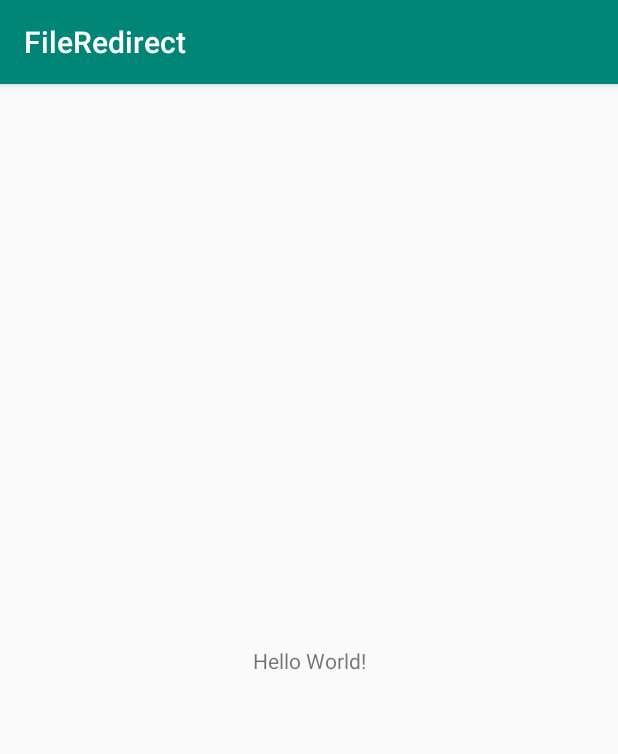
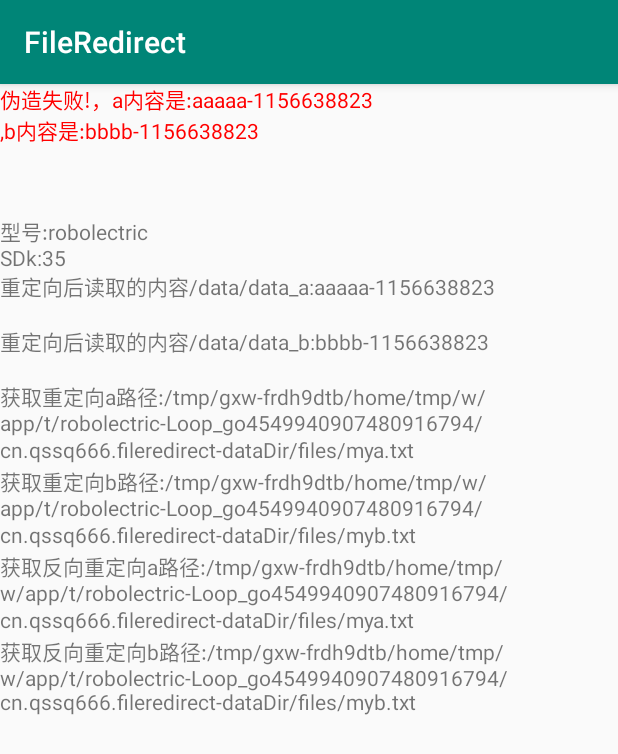
Before and after one commit to lozn00/FileRedirect, an Android app: the screen it shows after launch (MainActivity), on a phone screen of 412 x 824 dp. Shown: the top 754 px of the screen. Run offline under Robolectric (Android 15) with nearby library versions, the phone set to English and light mode, and no system bars; 7 statements that could not run were skipped.

Commit message:
绝望，放弃了。

```diff
--- a/app/src/main/java/cn/qssq666/QSSQHook.java
+++ b/app/src/main/java/cn/qssq666/QSSQHook.java
@@ -1,5 +1,8 @@
 package cn.qssq666;
 
+import android.content.Context;
+import android.content.pm.PackageInfo;
+import android.content.pm.PackageManager;
 import android.os.Build;
 import android.util.Log;
 
@@ -87,11 +90,27 @@ public class QSSQHook {
     }
 
     public static void enableIORedirect(String packageName) {
+        String soPath = String.format("/data/data/%s/lib/libqssqredirect.so", packageName);
+        enableIORedirect(soPath);
+    }
+
+    public static void enableIORedirect(Context context, String packageName) {
+        String soPath = String.format("/data/data/%s/lib/libqssqredirect.so", packageName);
         try {
-            String soPath = String.format("/data/data/%s/lib/libqssqredirect.so", packageName);
-           /* if (!new File(soPath).exists()) {
+            PackageInfo packageInfo = context.getPackageManager().getPackageInfo(packageName, PackageManager.GET_UNINSTALLED_PACKAGES);
+            soPath = packageInfo.applicationInfo.nativeLibraryDir + "/libqssqredirect.so";
+        } catch (PackageManager.NameNotFoundException e) {
+            e.printStackTrace();
+        }
+        enableIORedirect(soPath, packageName);
+    }
+
+    public static void enableIORedirect(String soPath, String packageName) {
+        try {
+
+            if (!new File(soPath).exists()) {
                 throw new RuntimeException("Unable to find the so ." + soPath);
-            }*/
+            }
             nativeEnableIORedirect(soPath, Build.VERSION.SDK_INT, getPreviewSDKInt());
             redirectDirectory(VESCAPE, "/");
         } catch (Throwable e) {
--- a/app/src/main/java/cn/qssq666/fileredirect/AppContext.java
+++ b/app/src/main/java/cn/qssq666/fileredirect/AppContext.java
@@ -73,7 +73,7 @@ public class AppContext extends Application {
 
 //        WhaleRuntime.fixAndroidO();
 
-//        WhaleRuntime.enableIORedirect(this.getPackageName());
+
         testRedirect();
 //        QSSQHook.fixAndroidO();
     }
@@ -113,7 +113,6 @@ public class AppContext extends Application {
         } catch (IOException e) {
             Log.e(TAG,"redirectFile fail ",e);
         }
-        QSSQHook.enableIORedirect(this.getPackageName());//这句话放到之后才好？？先执行重定向换成然后执行这句话才是官方得姿势。
 
         String stra = "aa";
         String strb = "bb";
@@ -154,7 +153,7 @@ public class AppContext extends Application {
         Log.w(TAG, "获取反向重定向b路径:" + redirectedPath);
     }
 
-    private boolean writeFile(File path, String stro) {
+    public static boolean writeFile(File path, String stro) {
         try {
             FileWriter fileWriter = new FileWriter(path);
             BufferedWriter bufferedReader = new BufferedWriter(fileWriter);
@@ -173,7 +172,7 @@ public class AppContext extends Application {
 
     }
 
-    private String readFile(String path) {
+    public static String readFile(String path) {
         try {
             FileReader in = new FileReader(path);
             BufferedReader bufferedReader = new BufferedReader(in);
--- a/app/src/main/java/cn/qssq666/fileredirect/MainActivity.java
+++ b/app/src/main/java/cn/qssq666/fileredirect/MainActivity.java
@@ -2,24 +2,127 @@ package cn.qssq666.fileredirect;
 
 import android.Manifest;
 import android.content.pm.PackageManager;
+import android.graphics.Color;
 import android.os.Build;
 import android.support.annotation.NonNull;
 import android.support.v7.app.AppCompatActivity;
 import android.os.Bundle;
+import android.util.Log;
+import android.widget.TextView;
+
+import java.io.File;
+import java.io.IOException;
+import java.util.Random;
+
+import cn.qssq666.QSSQHook;
 
 public class MainActivity extends AppCompatActivity {
+
+    private static final String TAG = "MainActivity";
+    private TextView tv;
+    private TextView tv2;
 
     @Override
     protected void onCreate(Bundle savedInstanceState) {
         super.onCreate(savedInstanceState);
         setContentView(R.layout.activity_main);
+        tv = (TextView) findViewById(R.id.tv_text);
+        tv2 = (TextView) findViewById(R.id.tv_text2);
         if (Build.VERSION.SDK_INT >= Build.VERSION_CODES.M) {
-            if(this.checkSelfPermission(Manifest.permission.WRITE_EXTERNAL_STORAGE)!= PackageManager.PERMISSION_GRANTED){
-                this.requestPermissions(new String[]{Manifest.permission.WRITE_EXTERNAL_STORAGE},0);
-            }else {
+            if (this.checkSelfPermission(Manifest.permission.WRITE_EXTERNAL_STORAGE) != PackageManager.PERMISSION_GRANTED) {
+                this.requestPermissions(new String[]{Manifest.permission.WRITE_EXTERNAL_STORAGE}, 0);
+            } else {
 
             }
         }
+        QSSQHook.enableIORedirect(this,this.getPackageName());
+        testRedirect();
+    }
+
+    private void testRedirect() {
+
+     /*   Log.w(TAG, "onCreate CALL");
+        String s;
+        s = readFile(filea);
+        Log.w(TAG, "读取的内容:" + s);
+        WhaleRuntime.redirectFile(filea, fileb);//把路径a,指向路径b
+        s = readFile(filea);
+        Log.w(TAG, "重定向后读取的内容:" + s);
+        WhaleRuntime.redirectDirectory(patha, pathb);
+        //resverseRedirectedPath
+        String redirectedPath = null;
+        redirectedPath = WhaleRuntime.getRedirectedPath(filea);
+        Log.w(TAG, "获取重定向a路径:" + redirectedPath); //获取的是重定向的路径
+        redirectedPath = WhaleRuntime.getRedirectedPath(fileb);
+        Log.w(TAG, "获取重定向b路径:" + redirectedPath);//依然是原来
+
+        redirectedPath = WhaleRuntime.resverseRedirectedPath(filea);
+        Log.w(TAG, "获取反向重定向a路径:" + redirectedPath);
+        redirectedPath = WhaleRuntime.resverseRedirectedPath(fileb);//根据被重定向的路径逆推回去真实原来路径。
+        Log.w(TAG, "获取反向重定向b路径:" + redirectedPath);
+*/
+        String s = null;
+        File filesDir = this.getFilesDir();
+        Log.w(TAG, "FILESDIR" + filesDir + ",");
+        File filea = new File(filesDir, "mya.txt");
+        AppContext.writeFile(filea, "aaaaa" + new Random().nextInt());
+        File fileb = new File(filesDir, "myb.txt");
+
+        AppContext.writeFile(fileb, "bbbb" + new Random().nextInt());
+        try {
+            QSSQHook.redirectFile(filea.getCanonicalPath(), fileb.getCanonicalPath());//把路径a,指向路径b
+        } catch (IOException e) {
+            Log.e(TAG, "redirectFile fail ", e);
+        }
+
+        StringBuffer sb=new StringBuffer();
+        String stra = "aa";
+        String strb = "bb";
+        try {
+            s = AppContext.readFile(filea.getCanonicalPath());
+            stra = s;
+        } catch (IOException e) {
+            e.printStackTrace();
+        }
+      sb.append("型号:" + Build.PRODUCT+"\n");
+      sb.append("SDk:" + Build.VERSION.SDK_INT+"\n");
+      sb.append("重定向后读取的内容/data/data_a:" + s+"");
+        sb.append("\n");
+        try {
+            s = AppContext.readFile(fileb.getCanonicalPath());
+            strb = s;
+        } catch (IOException e) {
+            e.printStackTrace();
+        }
+     sb.append("重定向后读取的内容/data/data_b:" + s);
+      /*  try {
+            WhaleRuntime.forbid(fileb.getCanonicalPath());
+        } catch (IOException e) {
+            e.printStackTrace();
+        }*/
+        String result = "";
+        if (stra.equals(strb)) {
+            result = "伪造成功!，内容都是:" + stra;
+        tv.setTextColor(Color.GREEN);
+        } else {
+            result = "伪造失败!，a内容是:" + stra + ",b内容是:" + strb;
+        tv.setText(result);
+        tv.setTextColor(Color.RED);
+
+        }
+        Log.w(TAG, ""+result);
+
+
+        String redirectedPath = QSSQHook.getRedirectedPath(filea.getAbsolutePath());
+        sb.append("\n获取重定向a路径:" + redirectedPath); //获取的是重定向的路径
+        redirectedPath = QSSQHook.getRedirectedPath(fileb.getAbsolutePath());
+        sb.append("\n获取重定向b路径:" + redirectedPath);//依然是原来
+
+        redirectedPath = QSSQHook.resverseRedirectedPath(filea.getAbsolutePath());
+        sb.append("\n获取反向重定向a路径:" + redirectedPath);
+        redirectedPath = QSSQHook.resverseRedirectedPath(fileb.getAbsolutePath());//根据被重定向的路径逆推回去真实原来路径。
+        sb.append("\n获取反向重定向b路径:" + redirectedPath);
+tv2.setText(sb.toString());
     }
 
     @Override
--- a/app/src/main/res/layout/activity_main.xml
+++ b/app/src/main/res/layout/activity_main.xml
@@ -1,18 +1,23 @@
 <?xml version="1.0" encoding="utf-8"?>
-<android.support.constraint.ConstraintLayout xmlns:android="http://schemas.android.com/apk/res/android"
+<LinearLayout xmlns:android="http://schemas.android.com/apk/res/android"
     xmlns:app="http://schemas.android.com/apk/res-auto"
     xmlns:tools="http://schemas.android.com/tools"
     android:layout_width="match_parent"
     android:layout_height="match_parent"
+    android:orientation="vertical"
     tools:context=".MainActivity">
 
     <TextView
+        android:id="@+id/tv_text"
         android:layout_width="wrap_content"
         android:layout_height="wrap_content"
-        android:text="Hello World!"
-        app:layout_constraintBottom_toBottomOf="parent"
-        app:layout_constraintLeft_toLeftOf="parent"
-        app:layout_constraintRight_toRightOf="parent"
-        app:layout_constraintTop_toTopOf="parent" />
+        android:text="Hello World!" />
 
-</android.support.constraint.ConstraintLayout>
+    <TextView
+        android:id="@+id/tv_text2"
+        android:layout_marginTop="30dp"
+        android:layout_width="wrap_content"
+        android:layout_height="wrap_content"
+        android:text="Hello World!" />
+
+</LinearLayout>
```
